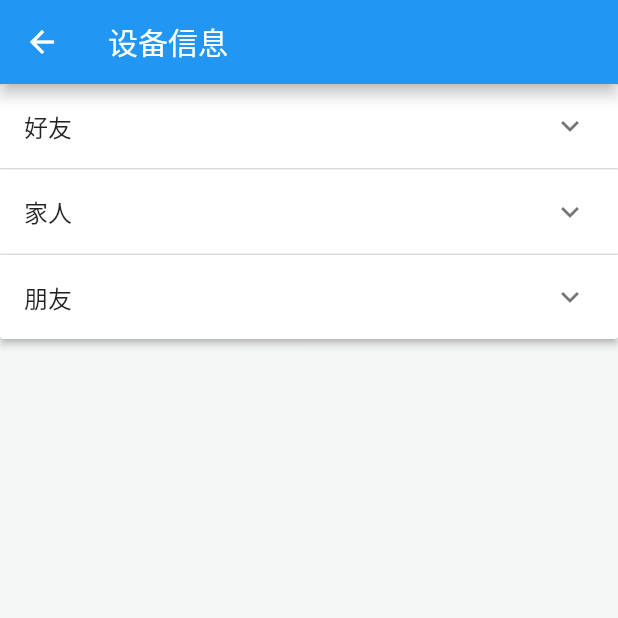
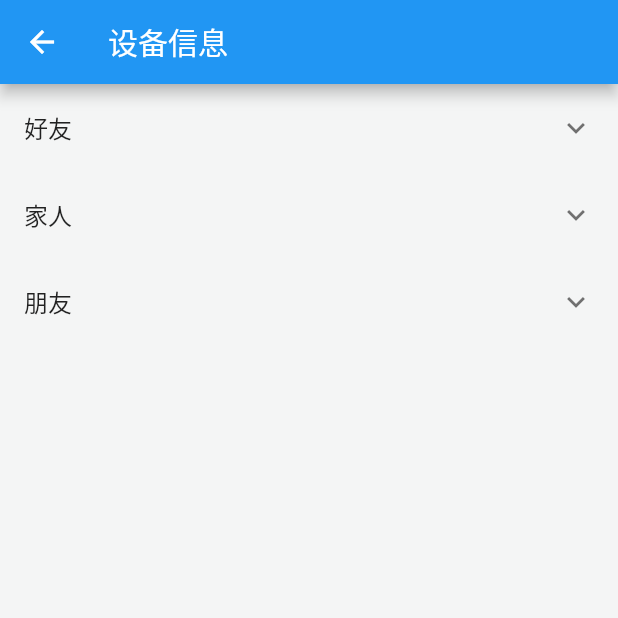
Before and after one commit to yc199609/easy_raotating, a Flutter app: the ChipBindDetailPage screen opened directly, on a phone screen of 412 x 824 dp, the top half of it. Run offline on Flutter 3.47's test engine with Material 2 defaults, Android fonts, the phone set to English and light mode, and no system bars; our stand-ins replace charts_flutter, flutter_screenutil, flutter_svg; network calls fail.

Commit message:
myExpansionTile widget init

```diff
--- a/lib/pages/chip_bind_detail_page/index.dart
+++ b/lib/pages/chip_bind_detail_page/index.dart
@@ -1,5 +1,6 @@
 import 'package:flutter/material.dart';
 import 'package:flutter_screenutil/flutter_screenutil.dart';
+import './myExpansionTile.dart';
 
 class ChipBindDetailPage extends StatefulWidget {
   ChipBindDetailPage({Key key}) : super(key: key);
@@ -26,26 +27,17 @@ class _ChipBindDetailPageState extends State<ChipBindDetailPage> {
     return Scaffold(
       appBar: AppBar(title: Text('设备信息'),),
       backgroundColor: Color.fromRGBO(244, 245, 245, 1.0),
-      body: SingleChildScrollView(
-        child: ExpansionPanelList(
-          expansionCallback: (index,torf){
+      body: ListView(
+        children: [
+          InkWell(
+            onTap: (){
               setState(() {
-              if(torf){
-                activeInt = -1;
-              }else{
-                activeInt = index;
-              }
+                activeInt = activeInt == 0 ? -1 : 0;
               });
             },
-          children: [
-            ExpansionPanel(
-              isExpanded: isActive(0),
-              headerBuilder: (context,isExpanded){
-                return ListTile(
-                  title:Text('好友')
-                );
-              },
-              body: Column(
+            child: MyExpansionTile(
+              // isExpanded: isActive(0),
+              title:Text('好友'),
               children: <Widget>[
                 ListTile(title: Text('我的好友1')),
                 ListTile(title: Text('我的好友1')),
@@ -62,16 +54,12 @@ class _ChipBindDetailPageState extends State<ChipBindDetailPage> {
                 ListTile(title: Text('我的好友1')),
                 ListTile(title: Text('我的好友1')),
               ],
-              )
             ),
-            ExpansionPanel(
-              isExpanded: isActive(1),
-              headerBuilder: (context,isExpanded){
-                return ListTile(
-                  title:Text('家人')
-                );
-              },
-              body: Column(
+          ),
+          InkWell(
+            child: MyExpansionTile(
+              // isExpanded: isActive(1),
+              title:Text('家人'),
               children: <Widget>[
                 ListTile(title: Text('我的家人1')),
                 ListTile(title: Text('我的家人1')),
@@ -88,16 +76,17 @@ class _ChipBindDetailPageState extends State<ChipBindDetailPage> {
                 ListTile(title: Text('我的家人1')),
                 ListTile(title: Text('我的家人1')),
               ],
-              )
             ),
-            ExpansionPanel(
-              isExpanded: isActive(2),
-              headerBuilder: (context,isExpanded){
-                return ListTile(
-                  title:Text('朋友')
-                );
+            onTap: (){
+              setState(() {
+                activeInt = activeInt == 0 ? -1 : 1;
+              });
             },
-              body: Column(
+          ),
+          InkWell(
+            child: MyExpansionTile(
+              // isExpanded: isActive(2),
+              title:Text('朋友'),
               children: <Widget>[
                 ListTile(title: Text('我的朋友1')),
                 ListTile(title: Text('我的朋友1')),
@@ -114,11 +103,15 @@ class _ChipBindDetailPageState extends State<ChipBindDetailPage> {
                 ListTile(title: Text('我的朋友1')),
                 ListTile(title: Text('我的朋友1')),
               ],
+            ),
+            onTap: (){
+              setState(() {
+                activeInt = activeInt == 0 ? -1 : 2;
+              });
+            },
           )
-            ),
         ],
       ),
-      )
     );
   }
 }
--- /dev/null
+++ b/lib/pages/chip_bind_detail_page/myExpansionTile.dart
@@ -0,0 +1,162 @@
+import 'package:flutter/material.dart';
+
+const Duration _kExpand = Duration(milliseconds: 200);
+
+class MyExpansionTile extends StatefulWidget {
+  const MyExpansionTile({
+    Key key,
+    this.leading,
+    @required this.title,
+    this.backgroundColor,
+    this.onExpansionChanged,
+    this.children = const <Widget>[],
+    this.trailing,
+    this.initiallyExpanded = false,
+  }) : assert(initiallyExpanded != null),
+       super(key: key);
+
+  final Widget leading;
+
+  final Widget title;
+
+  final ValueChanged<bool> onExpansionChanged;
+
+  final List<Widget> children;
+
+  final Color backgroundColor;
+
+  final Widget trailing;
+
+  final bool initiallyExpanded;
+
+  @override
+  _MyExpansionTileState createState() => _MyExpansionTileState();
+}
+
+class _MyExpansionTileState extends State<MyExpansionTile> with SingleTickerProviderStateMixin {
+  static final Animatable<double> _easeOutTween = CurveTween(curve: Curves.easeOut);
+  static final Animatable<double> _easeInTween = CurveTween(curve: Curves.easeIn);
+  static final Animatable<double> _halfTween = Tween<double>(begin: 0.0, end: 0.5);
+
+  final ColorTween _borderColorTween = ColorTween();
+  final ColorTween _headerColorTween = ColorTween();
+  final ColorTween _iconColorTween = ColorTween();
+  final ColorTween _backgroundColorTween = ColorTween();
+
+  AnimationController _controller;
+  Animation<double> _iconTurns;
+  Animation<double> _heightFactor;
+  Animation<Color> _borderColor;
+  Animation<Color> _headerColor;
+  Animation<Color> _iconColor;
+  Animation<Color> _backgroundColor;
+
+  bool _isExpanded = false;
+
+  @override
+  void initState() {
+    super.initState();
+    _controller = AnimationController(duration: _kExpand, vsync: this);
+    _heightFactor = _controller.drive(_easeInTween);
+    _iconTurns = _controller.drive(_halfTween.chain(_easeInTween));
+    _borderColor = _controller.drive(_borderColorTween.chain(_easeOutTween));
+    _headerColor = _controller.drive(_headerColorTween.chain(_easeInTween));
+    _iconColor = _controller.drive(_iconColorTween.chain(_easeInTween));
+    _backgroundColor = _controller.drive(_backgroundColorTween.chain(_easeOutTween));
+
+    _isExpanded = PageStorage.of(context)?.readState(context) ?? widget.initiallyExpanded;
+    if (_isExpanded)
+      _controller.value = 1.0;
+  }
+
+  @override
+  void dispose() {
+    _controller.dispose();
+    super.dispose();
+  }
+
+  void _handleTap() {
+    setState(() {
+      _isExpanded = !_isExpanded;
+      if (_isExpanded) {
+        _controller.forward();
+      } else {
+        _controller.reverse().then<void>((void value) {
+          if (!mounted)
+            return;
+          setState(() {
+            // Rebuild without widget.children.
+          });
+        });
+      }
+      PageStorage.of(context)?.writeState(context, _isExpanded);
+    });
+    if (widget.onExpansionChanged != null)
+      widget.onExpansionChanged(_isExpanded);
+  }
+
+  Widget _buildChildren(BuildContext context, Widget child) {
+    final Color borderSideColor = _borderColor.value ?? Colors.transparent;
+
+    return Container(
+      decoration: BoxDecoration(
+        color: _backgroundColor.value ?? Colors.transparent,
+        border: Border(
+          top: BorderSide(color: borderSideColor),
+          bottom: BorderSide(color: borderSideColor),
+        ),
+      ),
+      child: Column(
+        mainAxisSize: MainAxisSize.min,
+        children: <Widget>[
+          ListTileTheme.merge(
+            iconColor: _iconColor.value,
+            textColor: _headerColor.value,
+            child: ListTile(
+              onTap: _handleTap,
+              leading: widget.leading,
+              title: widget.title,
+              trailing: widget.trailing ?? RotationTransition(
+                turns: _iconTurns,
+                child: const Icon(Icons.expand_more),
+              ),
+            ),
+          ),
+          ClipRect(
+            child: Align(
+              heightFactor: _heightFactor.value,
+              child: child,
+            ),
+          ),
+        ],
+      ),
+    );
+  }
+
+  @override
+  void didChangeDependencies() {
+    final ThemeData theme = Theme.of(context);
+    _borderColorTween
+      ..end = theme.dividerColor;
+    _headerColorTween
+      ..begin = theme.textTheme.subhead.color
+      ..end = theme.accentColor;
+    _iconColorTween
+      ..begin = theme.unselectedWidgetColor
+      ..end = theme.accentColor;
+    _backgroundColorTween
+      ..end = widget.backgroundColor;
+    super.didChangeDependencies();
+  }
+
+  @override
+  Widget build(BuildContext context) {
+    final bool closed = !_isExpanded && _controller.isDismissed;
+    return AnimatedBuilder(
+      animation: _controller.view,
+      builder: _buildChildren,
+      child: closed ? null : Column(children: widget.children),
+    );
+
+  }
+}
```
Lines whose indentation alone changed are shown as unchanged.
